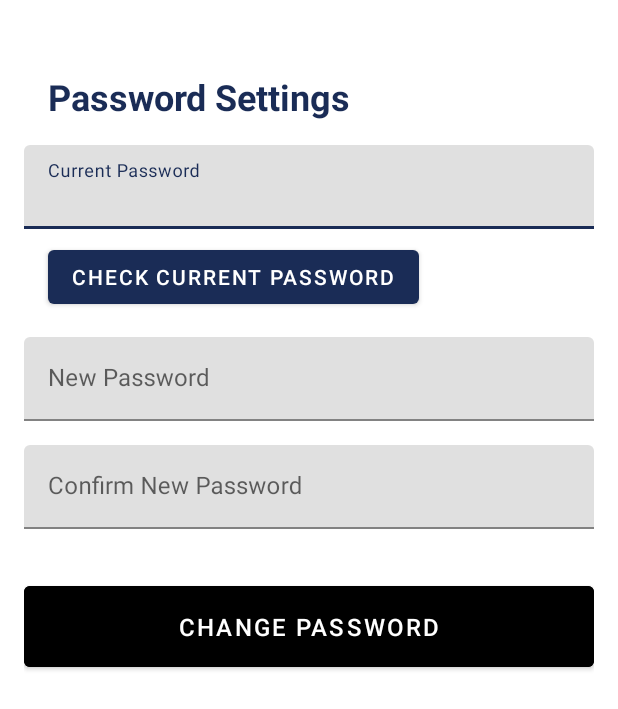
After one commit to NathanaelSjak/FitBuddyV2, an Android app: the ChangePasswordActivity screen opened directly, with no data from a screen before it, on a phone screen of 412 x 824 dp. The commit adds this screen. Shown: the top 709 px of the screen. Run offline under Robolectric (Android 15) with nearby library versions, the phone set to English and light mode, and no system bars; our stand-ins replace Firebase (no records; nobody signed in at launch, a user with empty details on screens opened directly).

Commit message:
feat: delete user, change password, check password
cicil fitur

```diff
--- /dev/null
+++ b/app/src/main/java/com/example/fitbuddy/view/ChangePasswordActivity.kt
@@ -0,0 +1,80 @@
+package com.example.fitbuddy.view
+
+import android.os.Bundle
+import android.widget.Toast
+import androidx.activity.enableEdgeToEdge
+import androidx.appcompat.app.AppCompatActivity
+import androidx.core.view.ViewCompat
+import androidx.core.view.WindowInsetsCompat
+import com.example.fitbuddy.R
+import com.example.fitbuddy.data.repository.AuthRepository
+import com.example.fitbuddy.databinding.ActivityChangePasswordBinding
+
+class ChangePasswordActivity : AppCompatActivity() {
+
+    private lateinit var binding: ActivityChangePasswordBinding
+    private val authRepository = AuthRepository()
+
+    override fun onCreate(savedInstanceState: Bundle?) {
+        super.onCreate(savedInstanceState)
+        enableEdgeToEdge()
+        setContentView(R.layout.activity_change_password)
+        ViewCompat.setOnApplyWindowInsetsListener(findViewById(R.id.main)) { v, insets ->
+            val systemBars = insets.getInsets(WindowInsetsCompat.Type.systemBars())
+            v.setPadding(systemBars.left, systemBars.top, systemBars.right, systemBars.bottom)
+            insets
+        }
+        binding = ActivityChangePasswordBinding.inflate(layoutInflater)
+
+        setContentView(binding.root)
+
+        binding.checkCurrentPasswordButton.setOnClickListener {
+            val currentPassword = binding.etCurrentPassword.text.toString()
+
+            authRepository.checkCurrentPassword(currentPassword)
+                .addOnSuccessListener {
+                    Toast.makeText(this, "Current password is correct", Toast.LENGTH_SHORT).show()
+                }
+                .addOnFailureListener { e ->
+                    Toast.makeText(this, "Incorrect password: ${e.message}", Toast.LENGTH_SHORT).show()
+                }
+        }
+
+        binding.changePasswordButton.setOnClickListener {
+            val newPassword = binding.etNewPassword.text.toString()
+            val confirmPassword = binding.etConfirmPassword.text.toString()
+            val currentPassword = binding.etCurrentPassword.text.toString()
+
+            if (newPassword.isEmpty() || confirmPassword.isEmpty()) {
+                Toast.makeText(this, "Please fill in all fields", Toast.LENGTH_SHORT).show()
+                return@setOnClickListener
+            }
+
+            if (newPassword != confirmPassword) {
+                Toast.makeText(this, "Passwords do not match", Toast.LENGTH_SHORT).show()
+                return@setOnClickListener
+            }
+
+            authRepository.checkCurrentPassword(currentPassword)
+                .addOnSuccessListener {
+                    if (newPassword == currentPassword) {
+                        Toast.makeText(this, "New password cannot be the same as current password", Toast.LENGTH_SHORT).show()
+                    } else {
+                        authRepository.updatePassword(newPassword)
+                            .addOnSuccessListener {
+                                Toast.makeText(this, "Password changed successfully", Toast.LENGTH_SHORT).show()
+                                finish()
+                            }
+                            .addOnFailureListener { e ->
+                                Toast.makeText(this, "Failed to change password: ${e.message}", Toast.LENGTH_SHORT).show()
+                            }
+                    }
+                }
+                .addOnFailureListener { e ->
+                    Toast.makeText(this, "Incorrect current password: ${e.message}", Toast.LENGTH_SHORT).show()
+                }
+        }
+
+
+    }
+}
--- a/app/src/main/java/com/example/fitbuddy/view/LoginActivity.kt
+++ b/app/src/main/java/com/example/fitbuddy/view/LoginActivity.kt
@@ -18,6 +18,12 @@ class LoginActivity : AppCompatActivity() {
         super.onCreate(savedInstanceState)
         binding = ActivityLoginBinding.inflate(layoutInflater)
         setContentView(binding.root)
+
+        val currentUser = authRepository.getCurrentUser()
+        if (currentUser != null) {
+            startActivity(Intent(this, ProfileActivity::class.java))
+            finish()
+        }
 
         binding.btnLogin.setOnClickListener {
             val email = binding.etEmail.text.toString()
--- /dev/null
+++ b/app/src/main/res/layout/activity_change_password.xml
@@ -0,0 +1,113 @@
+<?xml version="1.0" encoding="utf-8"?>
+<androidx.constraintlayout.widget.ConstraintLayout xmlns:android="http://schemas.android.com/apk/res/android"
+    xmlns:app="http://schemas.android.com/apk/res-auto"
+    xmlns:tools="http://schemas.android.com/tools"
+    android:id="@+id/main"
+    android:layout_width="match_parent"
+    android:layout_height="match_parent"
+    tools:context=".view.ChangePasswordActivity"
+    android:padding="16dp"
+    android:background="@android:color/white">
+
+    <!-- Title TextView -->
+    <TextView
+        android:id="@+id/title"
+        android:layout_width="wrap_content"
+        android:layout_height="wrap_content"
+        android:text="Password Settings"
+        android:textSize="24sp"
+        android:textStyle="bold"
+        android:textColor="@color/navy_blue"
+        android:layout_marginTop="32dp"
+        android:layout_marginBottom="16dp"
+        app:layout_constraintStart_toStartOf="parent"
+        app:layout_constraintTop_toTopOf="parent"
+        android:layout_marginStart="16dp"/>
+
+    <!-- Current Password -->
+    <com.google.android.material.textfield.TextInputLayout
+        android:id="@+id/currentPasswordLayout"
+        android:layout_width="0dp"
+        android:layout_height="wrap_content"
+        app:layout_constraintStart_toStartOf="parent"
+        app:layout_constraintEnd_toEndOf="parent"
+        app:layout_constraintTop_toBottomOf="@id/title"
+        android:layout_marginTop="16dp">
+
+        <com.google.android.material.textfield.TextInputEditText
+            android:id="@+id/etCurrentPassword"
+            android:layout_width="match_parent"
+            android:layout_height="wrap_content"
+            android:hint="Current Password"
+            android:inputType="textPassword"
+            android:textColor="@color/navy_blue"
+            android:maxLines="1"/>
+    </com.google.android.material.textfield.TextInputLayout>
+
+    <!-- Check Current Password Button -->
+    <Button
+        android:id="@+id/checkCurrentPasswordButton"
+        android:layout_width="wrap_content"
+        android:layout_height="wrap_content"
+        android:text="Check Current Password"
+        android:textColor="@color/white"
+        android:layout_marginTop="8dp"
+        app:layout_constraintStart_toStartOf="parent"
+        app:layout_constraintTop_toBottomOf="@id/currentPasswordLayout"
+        android:layout_marginStart="16dp"/>
+
+    <!-- New Password -->
+    <com.google.android.material.textfield.TextInputLayout
+        android:id="@+id/newPasswordLayout"
+        android:layout_width="0dp"
+        android:layout_height="wrap_content"
+        app:layout_constraintStart_toStartOf="parent"
+        app:layout_constraintEnd_toEndOf="parent"
+        app:layout_constraintTop_toBottomOf="@id/checkCurrentPasswordButton"
+        android:layout_marginTop="16dp">
+
+        <com.google.android.material.textfield.TextInputEditText
+            android:id="@+id/etNewPassword"
+            android:layout_width="match_parent"
+            android:layout_height="wrap_content"
+            android:hint="New Password"
+            android:inputType="textPassword"
+            android:textColor="@color/navy_blue"
+            android:maxLines="1"/>
+    </com.google.android.material.textfield.TextInputLayout>
+
+    <!-- Confirm New Password -->
+    <com.google.android.material.textfield.TextInputLayout
+        android:id="@+id/confirmPasswordLayout"
+        android:layout_width="0dp"
+        android:layout_height="wrap_content"
+        app:layout_constraintStart_toStartOf="parent"
+        app:layout_constraintEnd_toEndOf="parent"
+        app:layout_constraintTop_toBottomOf="@id/newPasswordLayout"
+        android:layout_marginTop="16dp">
+
+        <com.google.android.material.textfield.TextInputEditText
+            android:id="@+id/etConfirmPassword"
+            android:layout_width="match_parent"
+            android:layout_height="wrap_content"
+            android:hint="Confirm New Password"
+            android:inputType="textPassword"
+            android:textColor="@color/navy_blue"
+            android:maxLines="1" />
+    </com.google.android.material.textfield.TextInputLayout>
+
+    <!-- Change Password Button -->
+    <Button
+        android:id="@+id/changePasswordButton"
+        android:layout_width="match_parent"
+        android:layout_height="wrap_content"
+        android:text="Change Password"
+        android:textColor="@android:color/white"
+        android:backgroundTint="@android:color/background_dark"
+        android:layout_marginTop="32dp"
+        app:layout_constraintStart_toStartOf="parent"
+        app:layout_constraintEnd_toEndOf="parent"
+        app:layout_constraintTop_toBottomOf="@id/confirmPasswordLayout"
+        android:padding="16dp"
+        android:textSize="16sp" />
+</androidx.constraintlayout.widget.ConstraintLayout>
```
Also changed, not shown: app/src/main/AndroidManifest.xml (+5 -15 lines), app/src/main/java/com/example/fitbuddy/data/repository/AuthRepository.kt (+50 -0 lines), app/src/main/java/com/example/fitbuddy/view/MainActivity.kt (+10 -0 lines), app/src/main/java/com/example/fitbuddy/view/SettingsActivity.kt (+26 -1 lines), app/src/main/res/layout/activity_onboarding.xml (+20 -10 lines), app/src/main/res/layout/activity_settings.xml (+47 -3 lines), app/src/main/res/layout/bottom_nav_bar.xml (+30 -12 lines).
